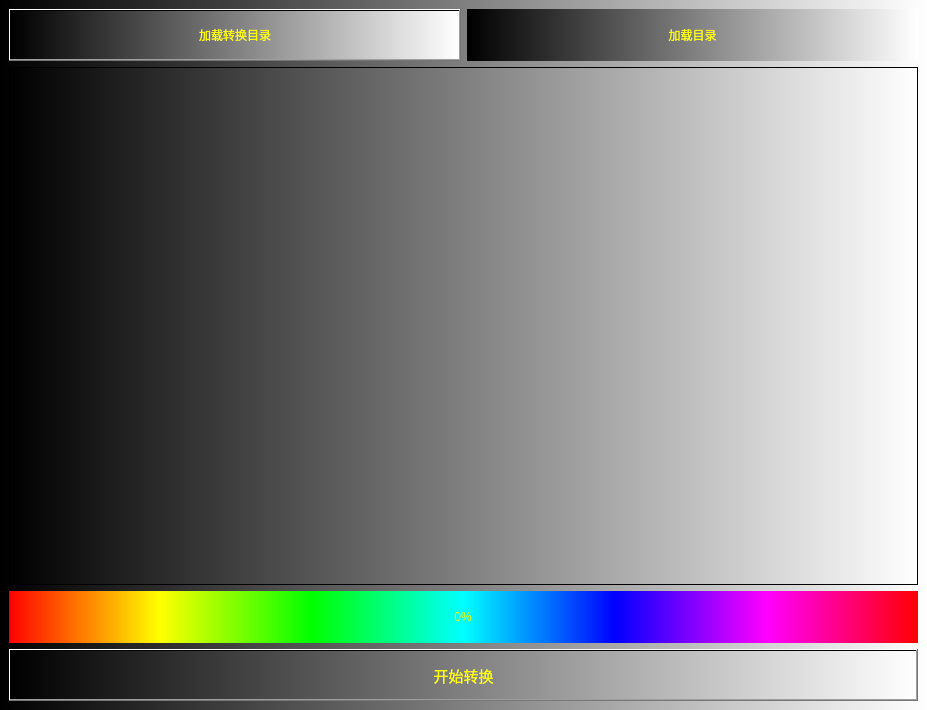
This is mainwindow.ui in MyQt/lanRenConvert as Qt 5 draws it before an edit. The edited form follows.
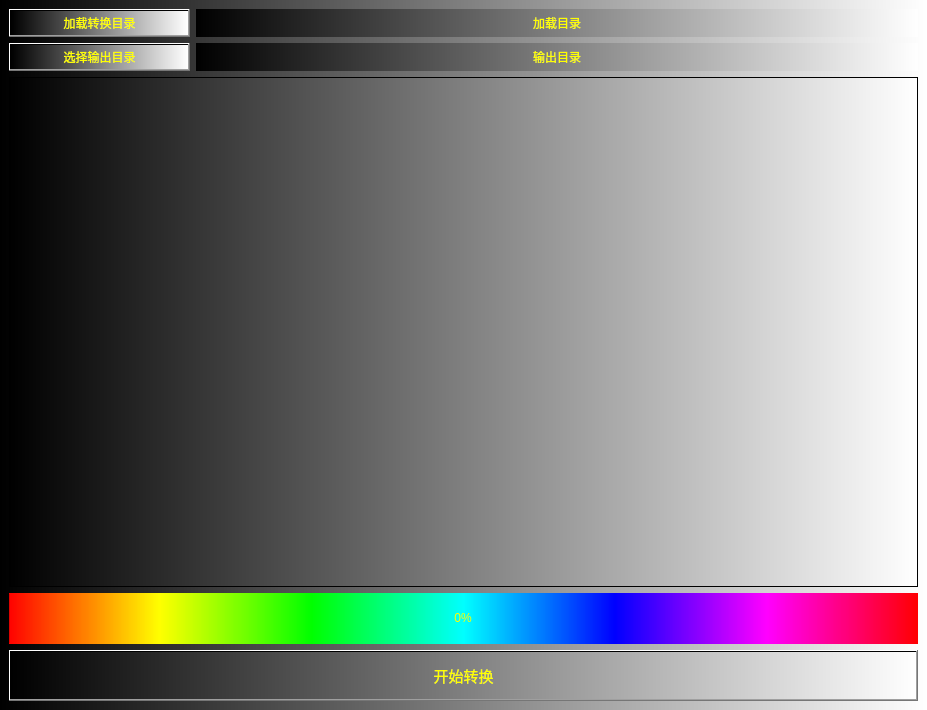
This is the edited form. Icons and pictures are not drawn.

Commit message: 功能修改：添加自定义输出目录，删除源目录

The edit to the form file:
```diff
--- a/mainwindow.ui
+++ b/mainwindow.ui
@@ -24,7 +24,9 @@
 border-color: qradialgradient(spread:pad, cx:0.5, cy:0.5, radius:0.5, fx:0.5, fy:0.5, stop:0 rgba(255, 255, 255, 255), stop:0.1 rgba(255, 255, 255, 255), stop:0.2 rgba(255, 176, 176, 167), stop:0.3 rgba(255, 151, 151, 92), stop:0.4 rgba(255, 125, 125, 51), stop:0.5 rgba(255, 76, 76, 205), stop:0.52 rgba(255, 76, 76, 205), stop:0.6 rgba(255, 180, 180, 84), stop:1 rgba(255, 255, 255, 0));</string>
   </property>
   <widget class="QWidget" name="centralwidget">
-   <layout class="QGridLayout" name="gridLayout" rowstretch="1,10,1,1">
+   <layout class="QGridLayout" name="gridLayout_2" rowstretch="1,10">
+    <item row="0" column="0">
+     <layout class="QGridLayout" name="gridLayout" columnstretch="1,4">
     <item row="0" column="0">
      <widget class="QPushButton" name="btn_choice_load">
       <property name="sizePolicy">
@@ -72,7 +74,58 @@
       </property>
      </widget>
     </item>
-    <item row="1" column="0" colspan="2">
+      <item row="1" column="0">
+       <widget class="QPushButton" name="btn_choice_out">
+        <property name="sizePolicy">
+         <sizepolicy hsizetype="Expanding" vsizetype="Expanding">
+          <horstretch>0</horstretch>
+          <verstretch>0</verstretch>
+         </sizepolicy>
+        </property>
+        <property name="maximumSize">
+         <size>
+          <width>16777215</width>
+          <height>16777215</height>
+         </size>
+        </property>
+        <property name="toolTip">
+         <string>选择要转码的视频文件目录</string>
+        </property>
+        <property name="autoFillBackground">
+         <bool>false</bool>
+        </property>
+        <property name="text">
+         <string>选择输出目录</string>
+        </property>
+       </widget>
+      </item>
+      <item row="1" column="1">
+       <widget class="QLabel" name="label_dir_out">
+        <property name="sizePolicy">
+         <sizepolicy hsizetype="Expanding" vsizetype="Expanding">
+          <horstretch>0</horstretch>
+          <verstretch>0</verstretch>
+         </sizepolicy>
+        </property>
+        <property name="maximumSize">
+         <size>
+          <width>16777215</width>
+          <height>16777215</height>
+         </size>
+        </property>
+        <property name="text">
+         <string>输出目录</string>
+        </property>
+        <property name="alignment">
+         <set>Qt::AlignCenter</set>
+        </property>
+       </widget>
+      </item>
+     </layout>
+    </item>
+    <item row="1" column="0">
+     <layout class="QVBoxLayout" name="verticalLayout" stretch="10,1,1">
+      <item>
      <widget class="QListView" name="list_file">
       <property name="maximumSize">
        <size>
@@ -91,7 +144,7 @@
       </property>
      </widget>
     </item>
-    <item row="2" column="0" colspan="2">
+      <item>
      <widget class="QProgressBar" name="progress_convert">
       <property name="sizePolicy">
        <sizepolicy hsizetype="Expanding" vsizetype="Expanding">
@@ -112,7 +165,7 @@
       </property>
      </widget>
     </item>
-    <item row="3" column="0" colspan="2">
+      <item>
      <widget class="QPushButton" name="btn_go">
       <property name="sizePolicy">
        <sizepolicy hsizetype="Expanding" vsizetype="Expanding">
@@ -143,6 +196,8 @@
        <string>开始转换</string>
       </property>
      </widget>
+      </item>
+     </layout>
     </item>
    </layout>
   </widget>
```
Lines whose indentation alone changed are shown as unchanged. The commit also changes 5 other files.
